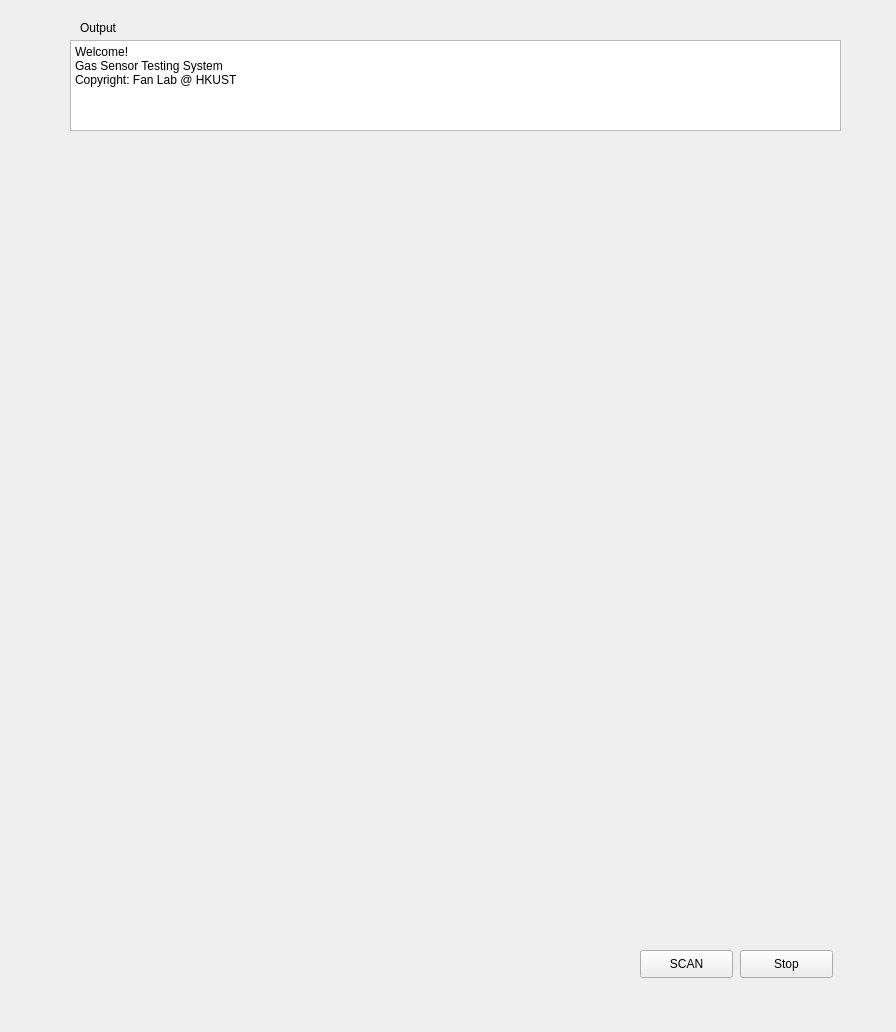
Ding-Yucheng/SingleGasSensor, file ScanGUI.ui: the form before one commit.
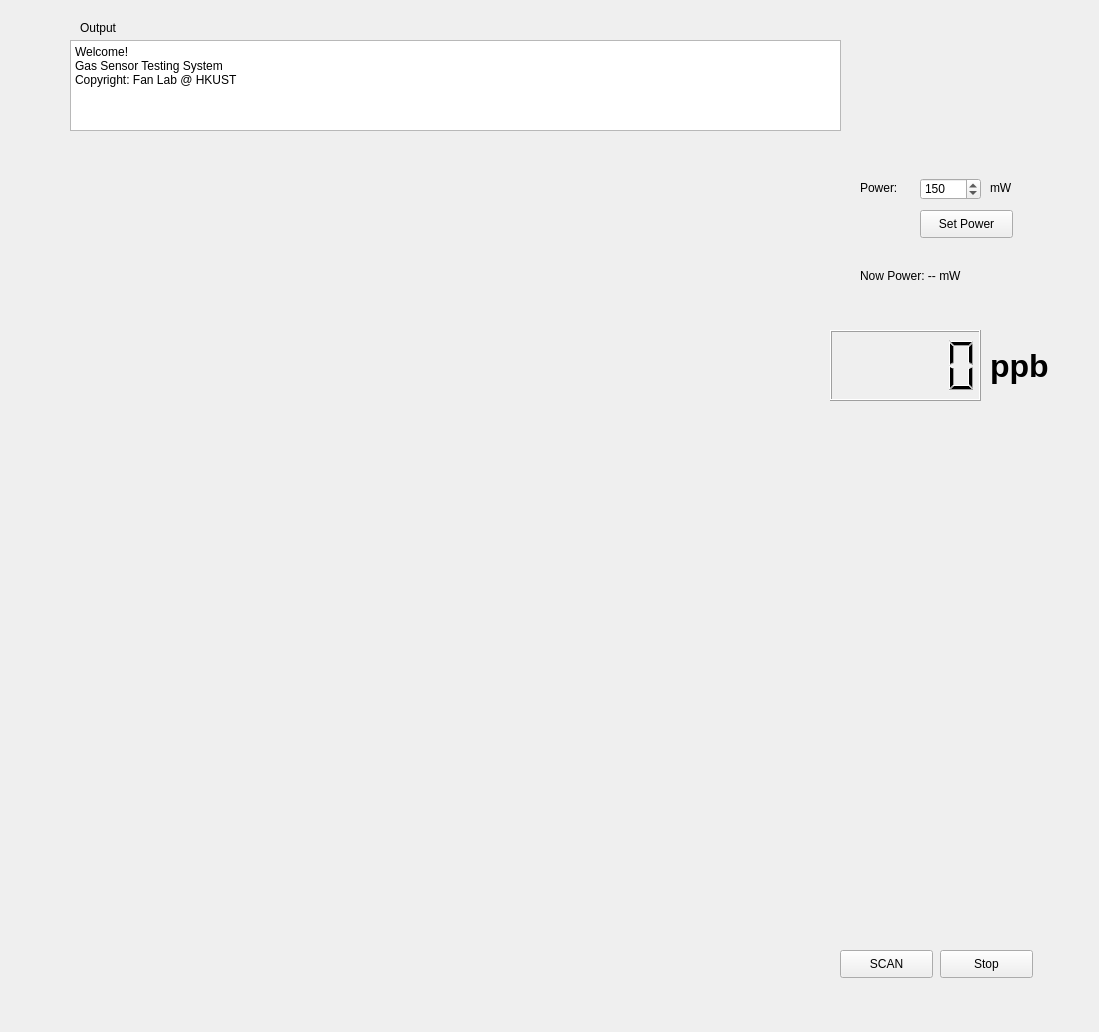
The form after the commit. Custom widgets are drawn as their Qt base class.

Commit message: Power Control

```diff
--- a/ScanGUI.ui
+++ b/ScanGUI.ui
@@ -6,7 +6,7 @@
    <rect>
     <x>0</x>
     <y>0</y>
-    <width>896</width>
+    <width>1099</width>
     <height>1032</height>
    </rect>
   </property>
@@ -65,7 +65,7 @@
    </property>
    <property name="geometry">
     <rect>
-     <x>640</x>
+     <x>840</x>
      <y>950</y>
      <width>93</width>
      <height>28</height>
@@ -78,7 +78,7 @@
   <widget class="QPushButton" name="stop">
    <property name="geometry">
     <rect>
-     <x>740</x>
+     <x>940</x>
      <y>950</y>
      <width>93</width>
      <height>28</height>
@@ -93,11 +93,113 @@
     <rect>
      <x>70</x>
      <y>580</y>
-     <width>701</width>
+     <width>961</width>
      <height>331</height>
     </rect>
    </property>
   </widget>
+  <widget class="QSpinBox" name="Power">
+   <property name="geometry">
+    <rect>
+     <x>920</x>
+     <y>178</y>
+     <width>61</width>
+     <height>22</height>
+    </rect>
+   </property>
+   <property name="maximum">
+    <number>250</number>
+   </property>
+   <property name="singleStep">
+    <number>5</number>
+   </property>
+   <property name="value">
+    <number>150</number>
+   </property>
+  </widget>
+  <widget class="QPushButton" name="setpower">
+   <property name="geometry">
+    <rect>
+     <x>920</x>
+     <y>210</y>
+     <width>93</width>
+     <height>28</height>
+    </rect>
+   </property>
+   <property name="text">
+    <string>Set Power</string>
+   </property>
+  </widget>
+  <widget class="QLabel" name="label">
+   <property name="geometry">
+    <rect>
+     <x>860</x>
+     <y>180</y>
+     <width>51</width>
+     <height>16</height>
+    </rect>
+   </property>
+   <property name="text">
+    <string>Power:</string>
+   </property>
+  </widget>
+  <widget class="QLabel" name="label_2">
+   <property name="geometry">
+    <rect>
+     <x>990</x>
+     <y>180</y>
+     <width>21</width>
+     <height>16</height>
+    </rect>
+   </property>
+   <property name="text">
+    <string>mW</string>
+   </property>
+  </widget>
+  <widget class="QLabel" name="PowerShow">
+   <property name="geometry">
+    <rect>
+     <x>860</x>
+     <y>250</y>
+     <width>231</width>
+     <height>51</height>
+    </rect>
+   </property>
+   <property name="text">
+    <string>Now Power: -- mW</string>
+   </property>
+  </widget>
+  <widget class="QLCDNumber" name="conc">
+   <property name="geometry">
+    <rect>
+     <x>830</x>
+     <y>330</y>
+     <width>151</width>
+     <height>71</height>
+    </rect>
+   </property>
+  </widget>
+  <widget class="QLabel" name="label_3">
+   <property name="geometry">
+    <rect>
+     <x>990</x>
+     <y>330</y>
+     <width>91</width>
+     <height>71</height>
+    </rect>
+   </property>
+   <property name="font">
+    <font>
+     <family>Arial</family>
+     <pointsize>24</pointsize>
+     <weight>75</weight>
+     <bold>true</bold>
+    </font>
+   </property>
+   <property name="text">
+    <string>ppb</string>
+   </property>
+  </widget>
   <zorder>scan</zorder>
   <zorder>IMG1</zorder>
   <zorder>label_30</zorder>
```
Left out of the diff: 7 changed lines with no effect on the pictures. The commit also changes 2 other files.
